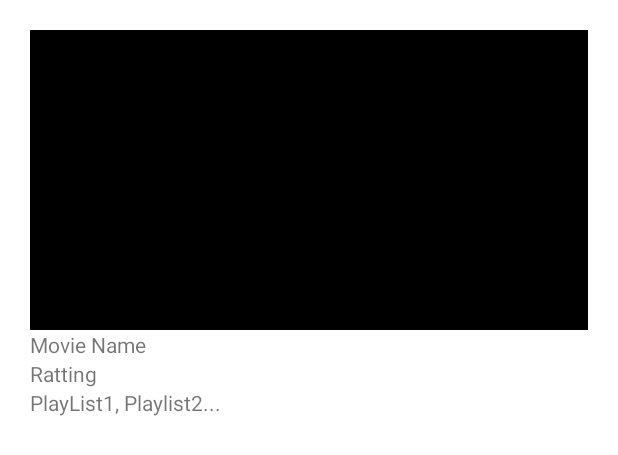
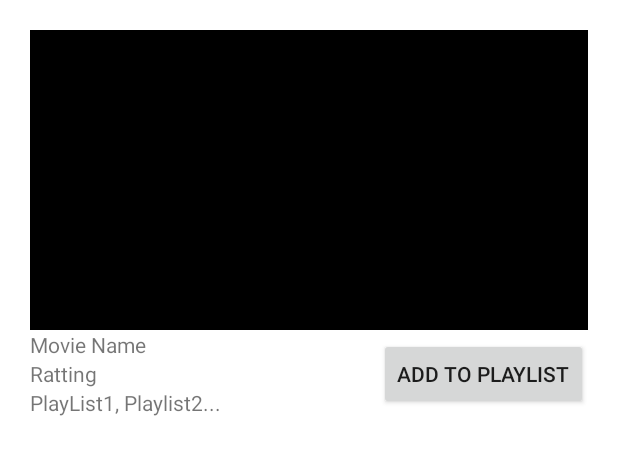
Before and after one commit to ksridharpatro/PnonePeAssignmentSridhar, an Android app: the layout singel_movie_layout.xml on its own in the app's theme, with its tools: preview values and no code run, on a phone screen of 412 x 824 dp. Shown: the top 455 px of the screen. Run offline under Robolectric (Android 15) with nearby library versions, the phone set to English and light mode, and no system bars.

```diff
--- a/app/src/main/AndroidManifest.xml
+++ b/app/src/main/AndroidManifest.xml
@@ -10,7 +10,7 @@
         android:supportsRtl="true"
         android:theme="@style/Theme.PnonePeAssignmentSridhar">
         <activity
-            android:name=".MainActivity"
+            android:name=".ui.MainActivity"
             android:exported="true">
             <intent-filter>
                 <action android:name="android.intent.action.MAIN" />
--- a/app/src/main/java/com/example/pnonepeassignmentsridhar/MainActivity.kt
+++ b/app/src/main/java/com/example/pnonepeassignmentsridhar/ui/MainActivity.kt
@@ -1,7 +1,8 @@
-package com.example.pnonepeassignmentsridhar
+package com.example.pnonepeassignmentsridhar.ui
 
 import androidx.appcompat.app.AppCompatActivity
 import android.os.Bundle
+import com.example.pnonepeassignmentsridhar.R
 
 class MainActivity : AppCompatActivity() {
     override fun onCreate(savedInstanceState: Bundle?) {
--- /dev/null
+++ b/app/src/main/java/com/example/pnonepeassignmentsridhar/ui/MoviePlayList.kt
@@ -0,0 +1,3 @@
+package com.example.pnonepeassignmentsridhar.ui
+
+data class MoviePlayList(var playListId: Int, var playListName: String)
--- a/app/src/main/res/layout/activity_main.xml
+++ b/app/src/main/res/layout/activity_main.xml
@@ -4,7 +4,7 @@
     xmlns:tools="http://schemas.android.com/tools"
     android:layout_width="match_parent"
     android:layout_height="match_parent"
-    tools:context=".MainActivity">
+    tools:context=".ui.MainActivity">
 
     <TextView
         android:layout_width="wrap_content"
--- a/app/src/main/res/layout/singel_movie_layout.xml
+++ b/app/src/main/res/layout/singel_movie_layout.xml
@@ -20,7 +20,7 @@
         android:id="@+id/textMovieName"
         android:layout_width="0dp"
         android:layout_height="wrap_content"
-        app:layout_constraintEnd_toEndOf="parent"
+        app:layout_constraintEnd_toStartOf="@id/btnAddToPlaylist"
         app:layout_constraintStart_toStartOf="parent"
         app:layout_constraintTop_toBottomOf="@id/movieImage"
         tools:text="Movie Name" />
@@ -29,7 +29,7 @@
         android:id="@+id/textRatting"
         android:layout_width="0dp"
         android:layout_height="wrap_content"
-        app:layout_constraintEnd_toEndOf="parent"
+        app:layout_constraintEnd_toStartOf="@id/btnAddToPlaylist"
         app:layout_constraintStart_toStartOf="parent"
         app:layout_constraintTop_toBottomOf="@id/textMovieName"
         tools:text="Ratting " />
@@ -38,9 +38,18 @@
         android:id="@+id/textPlayLists"
         android:layout_width="0dp"
         android:layout_height="wrap_content"
-        app:layout_constraintEnd_toEndOf="parent"
+        app:layout_constraintEnd_toStartOf="@id/btnAddToPlaylist"
         app:layout_constraintStart_toStartOf="parent"
         app:layout_constraintTop_toBottomOf="@id/textRatting"
         tools:text="PlayList1, Playlist2... " />
 
+    <androidx.appcompat.widget.AppCompatButton
+        android:id="@+id/btnAddToPlaylist"
+        android:layout_width="wrap_content"
+        android:layout_height="wrap_content"
+        android:text="@string/title_add_to_playlist"
+        app:layout_constraintBottom_toBottomOf="@id/textPlayLists"
+        app:layout_constraintEnd_toEndOf="parent"
+        app:layout_constraintTop_toTopOf="@id/textMovieName" />
+
 </androidx.constraintlayout.widget.ConstraintLayout>
--- a/app/src/main/res/values/strings.xml
+++ b/app/src/main/res/values/strings.xml
@@ -1,3 +1,4 @@
 <resources>
     <string name="app_name">PnonePeAssignmentSridhar</string>
+    <string name="title_add_to_playlist">Add to playlist</string>
 </resources>
```
Also changed, not shown: app/build.gradle (+13 -2 lines), app/src/main/java/com/example/pnonepeassignmentsridhar/mapper/MovieModelMapper.kt (added, +12 -0 lines), app/src/main/java/com/example/pnonepeassignmentsridhar/network/MovieNetworkModel.kt (added, +7 -0 lines), app/src/main/java/com/example/pnonepeassignmentsridhar/network/NetworkApi.kt (added, +31 -0 lines), app/src/main/java/com/example/pnonepeassignmentsridhar/network/NetworkRes.kt (added, +11 -0 lines), app/src/main/java/com/example/pnonepeassignmentsridhar/repo/MovieListRepo.kt (added, +16 -0 lines), app/src/main/java/com/example/pnonepeassignmentsridhar/ui/MainActivityViewModel.kt (added, +21 -0 lines), app/src/main/java/com/example/pnonepeassignmentsridhar/ui/MovieListAdapter.kt (added, +45 -0 lines), app/src/main/java/com/example/pnonepeassignmentsridhar/ui/MovieUiModel.kt (added, +8 -0 lines).
